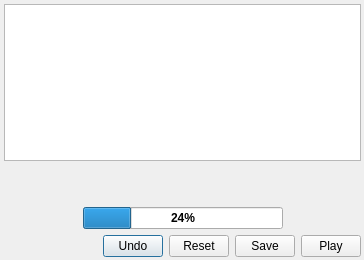
The window that ui/windows/training.ui (GunioRobot/speechcontrol) describes before a commit, drawn with Qt 5.
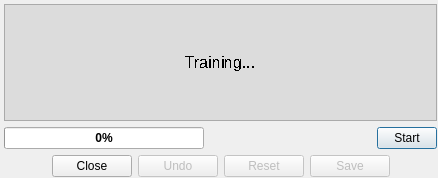
The same window after the commit.

```diff
--- a/ui/windows/training.ui
+++ b/ui/windows/training.ui
@@ -7,8 +7,8 @@
    <rect>
     <x>0</x>
     <y>0</y>
-    <width>364</width>
-    <height>260</height>
+    <width>438</width>
+    <height>178</height>
    </rect>
   </property>
   <property name="windowTitle">
@@ -22,25 +22,12 @@
     <rect>
      <x>4</x>
      <y>4</y>
-     <width>357</width>
-     <height>253</height>
+     <width>433</width>
+     <height>173</height>
     </rect>
    </property>
    <layout class="QGridLayout" name="gridLayout">
-    <item row="0" column="0" colspan="3">
-     <widget class="QTextEdit" name="textEdit">
-      <property name="maximumSize">
-       <size>
-        <width>16777215</width>
-        <height>200</height>
-       </size>
-      </property>
-      <property name="readOnly">
-       <bool>true</bool>
-      </property>
-     </widget>
-    </item>
-    <item row="2" column="1">
+    <item row="1" column="0" colspan="2">
      <widget class="QProgressBar" name="progressBar">
       <property name="sizePolicy">
        <sizepolicy hsizetype="Expanding" vsizetype="Fixed">
@@ -61,49 +48,20 @@
        </font>
       </property>
       <property name="value">
-       <number>24</number>
+       <number>0</number>
       </property>
       <property name="alignment">
        <set>Qt::AlignRight|Qt::AlignTrailing|Qt::AlignVCenter</set>
       </property>
      </widget>
     </item>
-    <item row="2" column="0">
-     <spacer name="horizontalSpacer">
-      <property name="orientation">
-       <enum>Qt::Horizontal</enum>
-      </property>
-      <property name="sizeType">
-       <enum>QSizePolicy::MinimumExpanding</enum>
-      </property>
-      <property name="sizeHint" stdset="0">
-       <size>
-        <width>10</width>
-        <height>20</height>
-       </size>
-      </property>
-     </spacer>
-    </item>
-    <item row="2" column="2">
-     <spacer name="horizontalSpacer_2">
-      <property name="orientation">
-       <enum>Qt::Horizontal</enum>
-      </property>
-      <property name="sizeType">
-       <enum>QSizePolicy::Expanding</enum>
-      </property>
-      <property name="sizeHint" stdset="0">
-       <size>
-        <width>10</width>
-        <height>20</height>
-       </size>
-      </property>
-     </spacer>
-    </item>
-    <item row="3" column="0" colspan="3">
+    <item row="2" column="0" colspan="5">
      <layout class="QHBoxLayout" name="horizontalLayout">
+      <property name="sizeConstraint">
+       <enum>QLayout::SetMinimumSize</enum>
+      </property>
       <item>
-       <spacer name="horizontalSpacer_3">
+       <spacer name="horizontalSpacer_4">
         <property name="orientation">
          <enum>Qt::Horizontal</enum>
         </property>
@@ -115,13 +73,20 @@
         </property>
        </spacer>
       </item>
+      <item>
+       <widget class="QPushButton" name="pushButtonClose">
+        <property name="text">
+         <string>Close</string>
+        </property>
+        <property name="autoDefault">
+         <bool>false</bool>
+        </property>
+       </widget>
+      </item>
       <item>
        <widget class="QPushButton" name="pushButtonUndo">
-        <property name="maximumSize">
-         <size>
-          <width>60</width>
-          <height>16777215</height>
-         </size>
+        <property name="enabled">
+         <bool>false</bool>
         </property>
         <property name="text">
          <string>Undo</string>
@@ -132,15 +97,15 @@
         <property name="checked">
          <bool>false</bool>
         </property>
+        <property name="autoDefault">
+         <bool>false</bool>
+        </property>
        </widget>
       </item>
       <item>
        <widget class="QPushButton" name="pushButtonReset">
-        <property name="maximumSize">
-         <size>
-          <width>60</width>
-          <height>16777215</height>
-         </size>
+        <property name="enabled">
+         <bool>false</bool>
         </property>
         <property name="text">
          <string>Reset</string>
@@ -151,15 +116,15 @@
         <property name="checked">
          <bool>false</bool>
         </property>
+        <property name="autoDefault">
+         <bool>false</bool>
+        </property>
        </widget>
       </item>
       <item>
        <widget class="QPushButton" name="pushButtonSave">
-        <property name="maximumSize">
-         <size>
-          <width>60</width>
-          <height>16777215</height>
-         </size>
+        <property name="enabled">
+         <bool>false</bool>
         </property>
         <property name="text">
          <string>Save</string>
@@ -170,33 +135,33 @@
         <property name="checked">
          <bool>false</bool>
         </property>
+        <property name="autoDefault">
+         <bool>false</bool>
+        </property>
+        <property name="flat">
+         <bool>false</bool>
+        </property>
        </widget>
       </item>
       <item>
-       <widget class="QPushButton" name="pushButtonProgress">
-        <property name="maximumSize">
+       <spacer name="horizontalSpacer_5">
+        <property name="orientation">
+         <enum>Qt::Horizontal</enum>
+        </property>
+        <property name="sizeHint" stdset="0">
          <size>
-          <width>60</width>
-          <height>16777215</height>
+          <width>40</width>
+          <height>20</height>
          </size>
         </property>
-        <property name="text">
-         <string>Play</string>
-        </property>
-        <property name="checkable">
-         <bool>false</bool>
-        </property>
-        <property name="checked">
-         <bool>false</bool>
-        </property>
-       </widget>
+       </spacer>
       </item>
      </layout>
     </item>
-    <item row="1" column="1">
-     <spacer name="verticalSpacer">
+    <item row="1" column="2" colspan="2">
+     <spacer name="horizontalSpacer_3">
       <property name="orientation">
-       <enum>Qt::Vertical</enum>
+       <enum>Qt::Horizontal</enum>
       </property>
       <property name="sizeType">
        <enum>QSizePolicy::MinimumExpanding</enum>
@@ -204,11 +169,75 @@
       <property name="sizeHint" stdset="0">
        <size>
         <width>20</width>
-        <height>40</height>
+        <height>20</height>
        </size>
       </property>
      </spacer>
     </item>
+    <item row="1" column="4">
+     <widget class="QPushButton" name="pushButtonProgress">
+      <property name="maximumSize">
+       <size>
+        <width>60</width>
+        <height>16777215</height>
+       </size>
+      </property>
+      <property name="text">
+       <string>Start</string>
+      </property>
+      <property name="checkable">
+       <bool>true</bool>
+      </property>
+      <property name="checked">
+       <bool>false</bool>
+      </property>
+      <property name="autoDefault">
+       <bool>true</bool>
+      </property>
+     </widget>
+    </item>
+    <item row="0" column="0" colspan="5">
+     <widget class="QLabel" name="labelText">
+      <property name="minimumSize">
+       <size>
+        <width>0</width>
+        <height>100</height>
+       </size>
+      </property>
+      <property name="font">
+       <font>
+        <pointsize>12</pointsize>
+        <weight>50</weight>
+        <bold>false</bold>
+        <stylestrategy>NoAntialias</stylestrategy>
+       </font>
+      </property>
+      <property name="styleSheet">
+       <string notr="true">color: rgb(0, 0, 0);
+background-color: rgb(220, 220, 220);
+border-color: rgb(48, 48, 48);
+border-size: 5px;</string>
+      </property>
+      <property name="frameShape">
+       <enum>QFrame::StyledPanel</enum>
+      </property>
+      <property name="frameShadow">
+       <enum>QFrame::Plain</enum>
+      </property>
+      <property name="text">
+       <string>Training...</string>
+      </property>
+      <property name="scaledContents">
+       <bool>false</bool>
+      </property>
+      <property name="alignment">
+       <set>Qt::AlignCenter</set>
+      </property>
+      <property name="wordWrap">
+       <bool>true</bool>
+      </property>
+     </widget>
+    </item>
    </layout>
   </widget>
  </widget>
```
Left out of the diff: 3 changed lines with no effect on the pictures.
